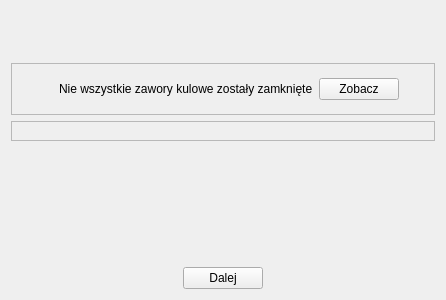
Qt form app/testpageform.ui (wiacekmarcin/StanowiskoChemiczne) before a commit.
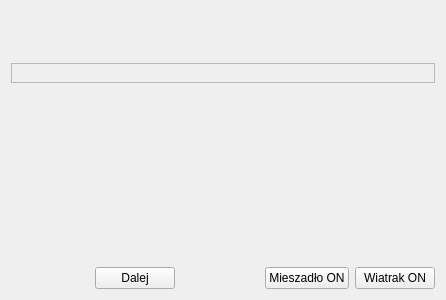
The same form after that commit. Icons and pictures are not drawn.

```diff
--- a/app/testpageform.ui
+++ b/app/testpageform.ui
@@ -53,70 +53,6 @@
      </property>
     </widget>
    </item>
-   <item>
-    <widget class="QFrame" name="frWarning">
-     <property name="frameShape">
-      <enum>QFrame::StyledPanel</enum>
-     </property>
-     <property name="frameShadow">
-      <enum>QFrame::Raised</enum>
-     </property>
-     <layout class="QHBoxLayout" name="horizontalLayout">
-      <item>
-       <widget class="QLabel" name="likon">
-        <property name="minimumSize">
-         <size>
-          <width>32</width>
-          <height>32</height>
-         </size>
-        </property>
-        <property name="maximumSize">
-         <size>
-          <width>32</width>
-          <height>32</height>
-         </size>
-        </property>
-        <property name="text">
-         <string/>
-        </property>
-        <property name="pixmap">
-         <pixmap resource="ikony.qrc">:/status/warning_small.png</pixmap>
-        </property>
-        <property name="wordWrap">
-         <bool>true</bool>
-        </property>
-       </widget>
-      </item>
-      <item>
-       <widget class="QLabel" name="lWarning">
-        <property name="text">
-         <string>Nie wszystkie zawory kulowe zostały zamknięte</string>
-        </property>
-       </widget>
-      </item>
-      <item>
-       <widget class="QPushButton" name="pbZobaczOtwarteZawory">
-        <property name="text">
-         <string>Zobacz</string>
-        </property>
-       </widget>
-      </item>
-      <item>
-       <spacer name="horizontalSpacer">
-        <property name="orientation">
-         <enum>Qt::Horizontal</enum>
-        </property>
-        <property name="sizeHint" stdset="0">
-         <size>
-          <width>40</width>
-          <height>20</height>
-         </size>
-        </property>
-       </spacer>
-      </item>
-     </layout>
-    </widget>
-   </item>
    <item>
     <widget class="QFrame" name="frTestPage">
      <property name="frameShape">
@@ -176,6 +112,20 @@
        </property>
       </spacer>
      </item>
+     <item>
+      <widget class="QPushButton" name="pbMieszadloOn">
+       <property name="text">
+        <string>Mieszadło ON</string>
+       </property>
+      </widget>
+     </item>
+     <item>
+      <widget class="QPushButton" name="pbWiatrakOn">
+       <property name="text">
+        <string>Wiatrak ON</string>
+       </property>
+      </widget>
+     </item>
     </layout>
    </item>
   </layout>
```
Left out of the diff: 4 changed lines with no effect on the pictures.
